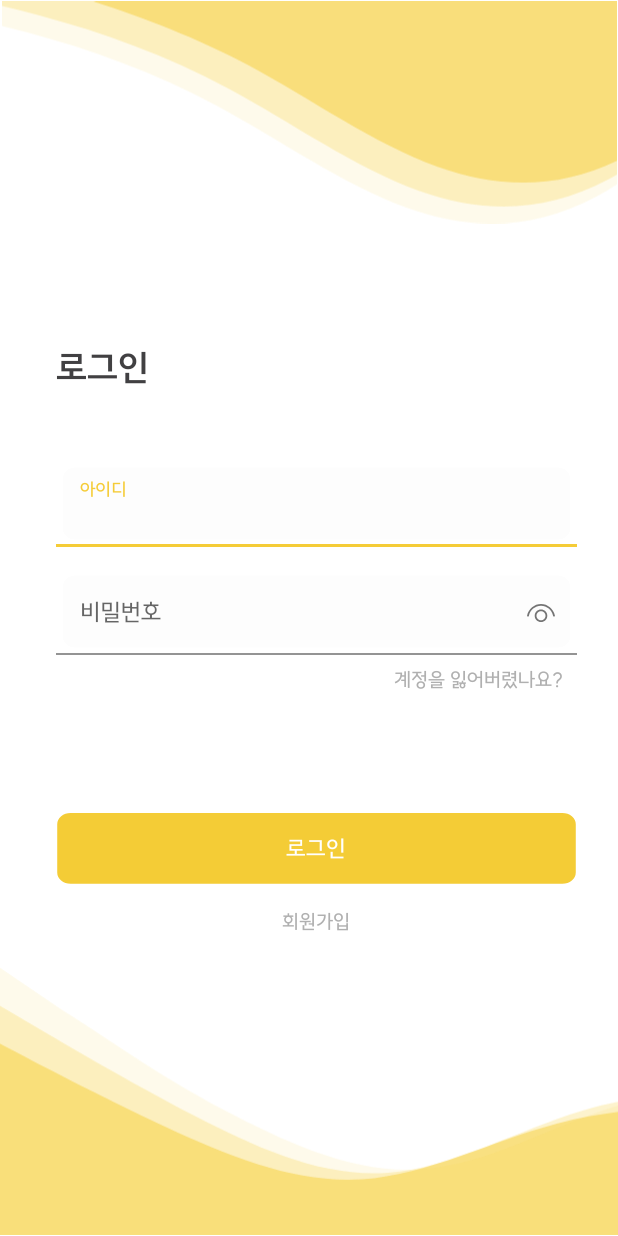
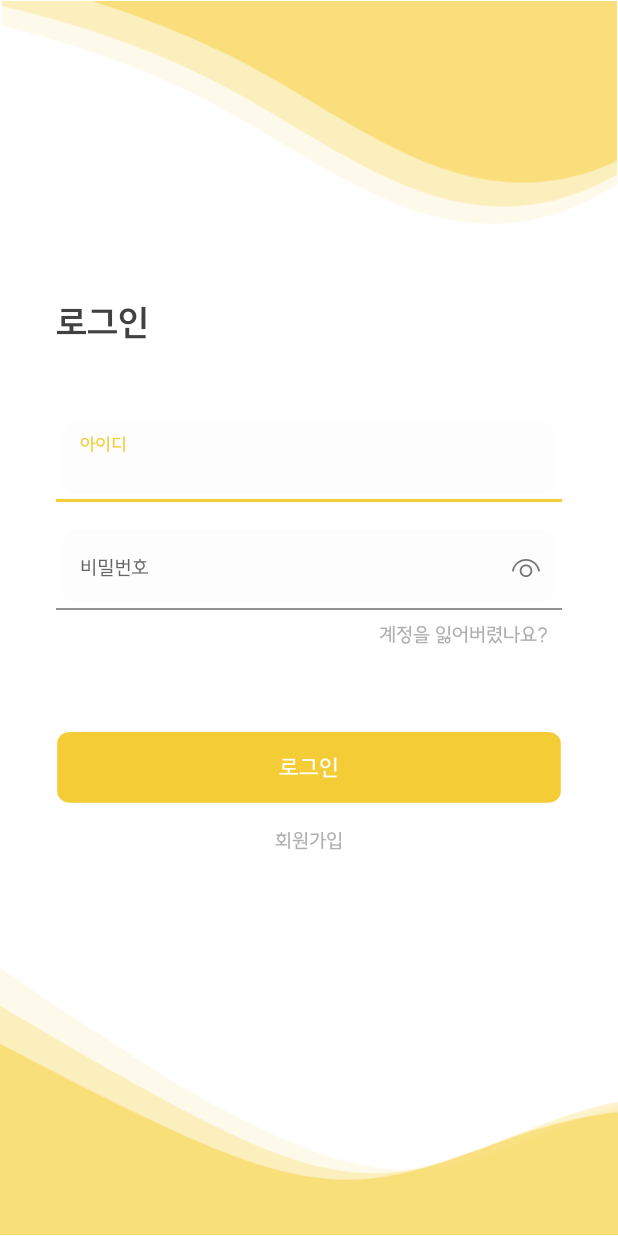
Before and after one commit to Dodogari/Golden_Ratio, an Android app: the layout activity_login.xml on its own in the app's theme, with its tools: preview values and no code run, on a phone screen of 412 x 824 dp. Run offline under Robolectric (Android 15) with nearby library versions, the phone set to English and light mode, and no system bars.

Commit message:
[Login] 연결

```diff
--- /dev/null
+++ b/app/src/main/java/com/example/goldenratio/login/models/LoginInterface.kt
@@ -0,0 +1,6 @@
+package com.example.goldenratio.login.models
+
+interface LoginInterface {
+    fun onPostLoginSuccess(response: LoginResponse)
+    fun onPostLoginFailure(message: String)
+}
--- a/app/src/main/res/layout/activity_login.xml
+++ b/app/src/main/res/layout/activity_login.xml
@@ -5,7 +5,7 @@
     android:layout_width="match_parent"
     android:layout_height="match_parent"
     android:background="@color/white"
-    tools:context=".LoginActivity">
+    tools:context=".login.LoginActivity">
 
     <LinearLayout
         android:id="@+id/linearLayout"
@@ -29,9 +29,9 @@
         android:layout_height="wrap_content"
         android:orientation="vertical"
         app:layout_constraintTop_toBottomOf="@+id/linearLayout"
-        android:layout_marginTop="80dp"
+        android:layout_marginTop="50dp"
         android:layout_marginLeft="37dp"
-        android:layout_marginRight="27dp"
+        android:layout_marginRight="37dp"
         tools:ignore="MissingConstraints">
 
         <TextView
@@ -49,13 +49,14 @@
             android:layout_height="wrap_content">
 
             <com.google.android.material.textfield.TextInputEditText
-                android:id="@+id/input_id"
+                android:id="@+id/et_id"
                 android:layout_width="match_parent"
                 android:layout_height="wrap_content"
                 android:layout_marginTop="48dp"
                 android:background="@drawable/bg_insert"
                 android:hint="아이디"
                 style="@style/hint_text"
+                android:textSize="13sp"
                 android:inputType="text"
                 android:maxLines="1" />
         </com.google.android.material.textfield.TextInputLayout>
@@ -69,12 +70,13 @@
             android:layout_marginTop="16dp">
 
             <EditText
-                android:id="@+id/input_pw"
+                android:id="@+id/et_pw"
                 android:layout_width="match_parent"
                 android:layout_height="wrap_content"
                 android:background="@drawable/bg_insert"
                 android:hint="비밀번호"
                 style="@style/hint_text"
+                android:textSize="13sp"
                 android:inputType="textPassword"
                 android:maxLines="1" />
         </com.google.android.material.textfield.TextInputLayout>
@@ -93,7 +95,7 @@
             android:id="@+id/bt_login"
             android:layout_width="match_parent"
             android:layout_height="wrap_content"
-            android:layout_marginTop="80dp"
+            android:layout_marginTop="56dp"
             android:text="로그인"
             android:background="@drawable/bt_next"
             style="@style/bt_text" />
```
Also changed, not shown: app/src/main/java/com/example/goldenratio/LogInActivity.kt (deleted, +0 -59 lines), app/src/main/java/com/example/goldenratio/login/LogInActivity.kt (added, +90 -0 lines), app/src/main/java/com/example/goldenratio/login/models/LoginResponse.kt (added, +7 -0 lines), app/src/main/java/com/example/goldenratio/login/models/LoginRetrofitInterface.kt (added, +9 -0 lines), app/src/main/java/com/example/goldenratio/login/models/LoginService.kt (added, +27 -0 lines), app/src/main/java/com/example/goldenratio/login/models/PostLoginRequest.kt (added, +8 -0 lines), app/src/main/java/com/example/goldenratio/login/models/ResultLogin.kt (added, +7 -0 lines).
